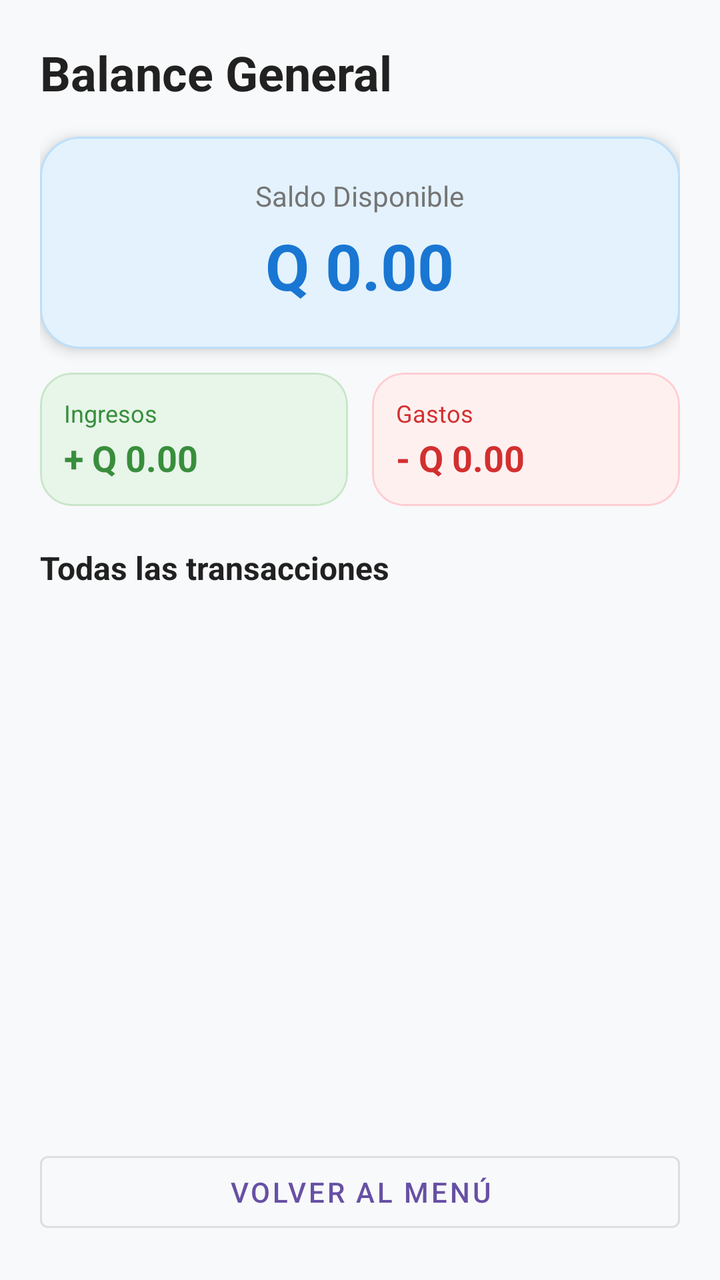
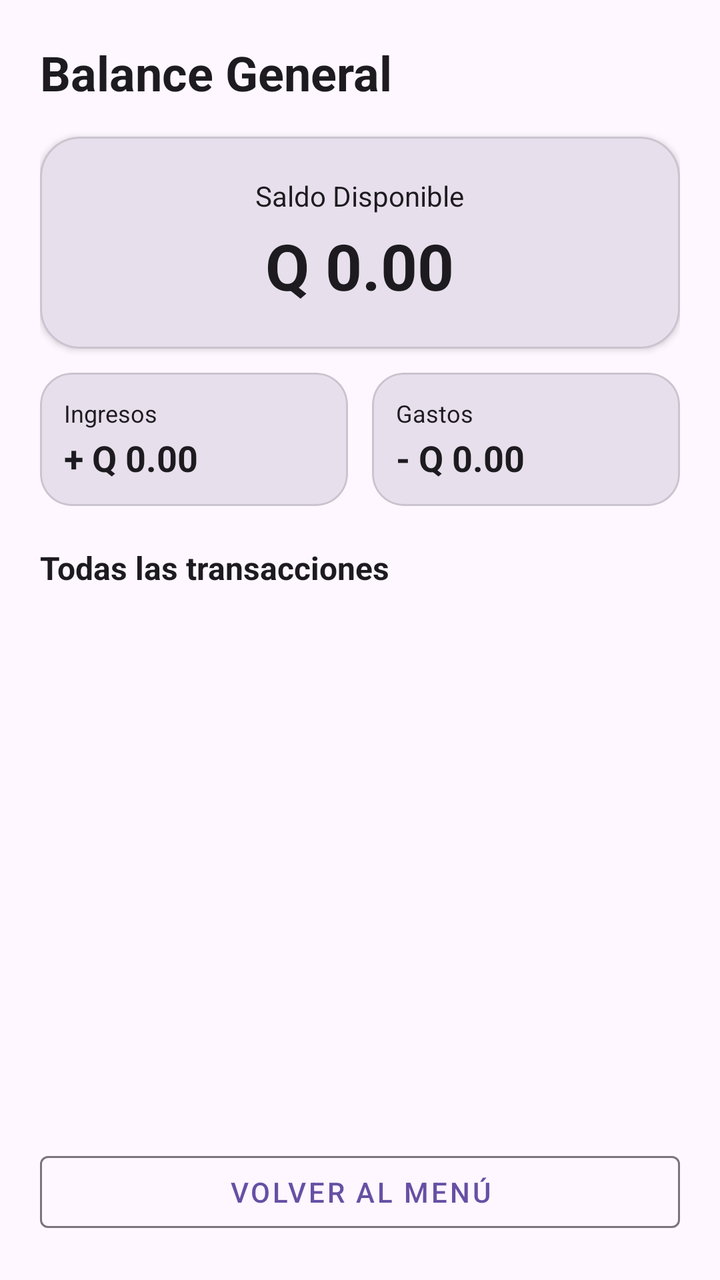

Compare the two renders of this Android layout. The source of the first and the diff that turns it into the second are given below.
<!-- AndroidManifest.xml: application theme Theme.GestionIngresoGasto -->
<!-- res/layout/activity_balance.xml -->
<?xml version="1.0" encoding="utf-8"?>
<LinearLayout
    xmlns:android="http://schemas.android.com/apk/res/android"
    xmlns:app="http://schemas.android.com/apk/res-auto"
    xmlns:tools="http://schemas.android.com/tools"
    android:id="@+id/main"
    android:layout_width="match_parent"
    android:layout_height="match_parent"
    android:orientation="vertical"
    android:padding="20dp"
    android:background="@color/background_app"
    tools:context=".ui.BalanceActivity">

    <TextView
        android:layout_width="match_parent"
        android:layout_height="wrap_content"
        android:text="Balance General"
        android:textSize="24sp"
        android:textStyle="bold"
        android:textColor="@color/texto_titulo" />

    <com.google.android.material.card.MaterialCardView
        android:id="@+id/cardSaldo"
        android:layout_width="match_parent"
        android:layout_height="wrap_content"
        android:layout_marginTop="16dp"
        app:cardCornerRadius="20dp"
        app:cardElevation="4dp"
        app:cardBackgroundColor="@color/balance_fondo"
        app:strokeColor="@color/balance_borde"
        app:strokeWidth="1dp">

        <LinearLayout
            android:layout_width="match_parent"
            android:layout_height="wrap_content"
            android:orientation="vertical"
            android:padding="20dp"
            android:gravity="center">

            <TextView
                android:layout_width="wrap_content"
                android:layout_height="wrap_content"
                android:text="Saldo Disponible"
                android:textSize="14sp"
                android:textColor="@color/texto_subtitulo" />

            <TextView
                android:id="@+id/tvSaldoTotal"
                android:layout_width="wrap_content"
                android:layout_height="wrap_content"
                android:text="Q 0.00"
                android:textSize="32sp"
                android:textStyle="bold"
                android:textColor="@color/balance_primario"
                android:layout_marginTop="4dp" />
        </LinearLayout>
    </com.google.android.material.card.MaterialCardView>


    <LinearLayout
        android:layout_width="match_parent"
        android:layout_height="wrap_content"
        android:orientation="horizontal"
        android:layout_marginTop="12dp">

        <com.google.android.material.card.MaterialCardView
            android:layout_width="0dp"
            android:layout_height="wrap_content"
            android:layout_weight="1"
            android:layout_marginEnd="6dp"
            app:cardCornerRadius="16dp"
            app:cardBackgroundColor="@color/ingreso_fondo"
            app:strokeColor="@color/ingreso_borde"
            app:strokeWidth="1dp">

            <LinearLayout
                android:layout_width="match_parent"
                android:layout_height="wrap_content"
                android:orientation="vertical"
                android:padding="12dp">

                <TextView
                    android:layout_width="wrap_content"
                    android:layout_height="wrap_content"
                    android:text="Ingresos"
                    android:textSize="12sp"
                    android:textColor="@color/ingreso_primario" />

                <TextView
                    android:id="@+id/tvTotalIngresos"
                    android:layout_width="wrap_content"
                    android:layout_height="wrap_content"
                    android:text="+ Q 0.00"
                    android:textSize="18sp"
                    android:textStyle="bold"
                    android:textColor="@color/ingreso_primario"
                    android:layout_marginTop="2dp" />
            </LinearLayout>
        </com.google.android.material.card.MaterialCardView>

        <com.google.android.material.card.MaterialCardView
            android:layout_width="0dp"
            android:layout_height="wrap_content"
            android:layout_weight="1"
            android:layout_marginStart="6dp"
            app:cardCornerRadius="16dp"
            app:cardBackgroundColor="@color/gasto_fondo"
            app:strokeColor="@color/gasto_borde"
            app:strokeWidth="1dp">

            <LinearLayout
                android:layout_width="match_parent"
                android:layout_height="wrap_content"
                android:orientation="vertical"
                android:padding="12dp">

                <TextView
                    android:layout_width="wrap_content"
                    android:layout_height="wrap_content"
                    android:text="Gastos"
                    android:textSize="12sp"
                    android:textColor="@color/gasto_primario" />

                <TextView
                    android:id="@+id/tvTotalGastos"
                    android:layout_width="wrap_content"
                    android:layout_height="wrap_content"
                    android:text="- Q 0.00"
                    android:textSize="18sp"
                    android:textStyle="bold"
                    android:textColor="@color/gasto_primario"
                    android:layout_marginTop="2dp" />
            </LinearLayout>
        </com.google.android.material.card.MaterialCardView>
    </LinearLayout>

    <TextView
        android:layout_width="match_parent"
        android:layout_height="wrap_content"
        android:text="Todas las transacciones"
        android:textSize="16sp"
        android:textStyle="bold"
        android:textColor="@color/texto_titulo"
        android:layout_marginTop="20dp" />

    <androidx.recyclerview.widget.RecyclerView
        android:id="@+id/rvTransacciones"
        android:layout_width="match_parent"
        android:layout_height="0dp"
        android:layout_weight="1"
        android:layout_marginTop="8dp" />

    <com.google.android.material.button.MaterialButton
        android:id="@+id/btnVolverMenu"
        style="@style/Widget.MaterialComponents.Button.OutlinedButton"
        android:layout_width="match_parent"
        android:layout_height="wrap_content"
        android:minHeight="48dp"
        android:layout_marginTop="8dp"
        android:text="Volver al menú" />

</LinearLayout>
<!-- resources referenced by this layout -->
<resources>
  <color name="background_app">#F8F9FA</color>
  <color name="balance_borde">#BBDEFB</color>
  <color name="balance_fondo">#E3F2FD</color>
  <color name="balance_primario">#1976D2</color>
  <color name="gasto_borde">#FFCDD2</color>
  <color name="gasto_fondo">#FFF0F0</color>
  <color name="gasto_primario">#D32F2F</color>
  <color name="ingreso_borde">#C8E6C9</color>
  <color name="ingreso_fondo">#E8F5E9</color>
  <color name="ingreso_primario">#388E3C</color>
  <color name="texto_subtitulo">#757575</color>
  <color name="texto_titulo">#212121</color>
  <style name="Theme.GestionIngresoGasto" parent="Base.Theme.GestionIngresoGasto" />
  <style name="Base.Theme.GestionIngresoGasto" parent="Theme.Material3.DayNight.NoActionBar">
          
          
      </style>
</resources>

<!-- the commit's change to res/layout/activity_balance.xml (unified diff, before → after) -->
@@ -8,26 +8,28 @@
     android:layout_height="match_parent"
     android:orientation="vertical"
     android:padding="20dp"
-    android:background="@color/background_app"
+    android:background="?attr/colorSurface"
     tools:context=".ui.BalanceActivity">
 
+    
     <TextView
         android:layout_width="match_parent"
         android:layout_height="wrap_content"
         android:text="Balance General"
         android:textSize="24sp"
         android:textStyle="bold"
-        android:textColor="@color/texto_titulo" />
+        android:textColor="?attr/colorOnSurface" />
 
+    
     <com.google.android.material.card.MaterialCardView
         android:id="@+id/cardSaldo"
         android:layout_width="match_parent"
         android:layout_height="wrap_content"
         android:layout_marginTop="16dp"
         app:cardCornerRadius="20dp"
-        app:cardElevation="4dp"
-        app:cardBackgroundColor="@color/balance_fondo"
-        app:strokeColor="@color/balance_borde"
+        app:cardElevation="2dp"
+        app:cardBackgroundColor="?attr/colorSurfaceVariant"
+        app:strokeColor="?attr/colorOutlineVariant"
         app:strokeWidth="1dp">
 
         <LinearLayout
@@ -42,35 +44,38 @@
                 android:layout_height="wrap_content"
                 android:text="Saldo Disponible"
                 android:textSize="14sp"
-                android:textColor="@color/texto_subtitulo" />
+                android:textColor="?attr/colorOnSurface" />
 
             <TextView
                 android:id="@+id/tvSaldoTotal"
                 android:layout_width="wrap_content"
                 android:layout_height="wrap_content"
+                android:layout_marginTop="4dp"
                 android:text="Q 0.00"
                 android:textSize="32sp"
                 android:textStyle="bold"
-                android:textColor="@color/balance_primario"
-                android:layout_marginTop="4dp" />
+                android:textColor="?attr/colorOnSurface" />
+
         </LinearLayout>
     </com.google.android.material.card.MaterialCardView>
 
-
+    
     <LinearLayout
         android:layout_width="match_parent"
         android:layout_height="wrap_content"
         android:orientation="horizontal"
         android:layout_marginTop="12dp">
 
+        
         <com.google.android.material.card.MaterialCardView
             android:layout_width="0dp"
             android:layout_height="wrap_content"
             android:layout_weight="1"
             android:layout_marginEnd="6dp"
             app:cardCornerRadius="16dp"
-            app:cardBackgroundColor="@color/ingreso_fondo"
-            app:strokeColor="@color/ingreso_borde"
+            app:cardElevation="0dp"
+            app:cardBackgroundColor="?attr/colorSurfaceVariant"
+            app:strokeColor="?attr/colorOutlineVariant"
             app:strokeWidth="1dp">
 
             <LinearLayout
@@ -84,28 +89,31 @@
                     android:layout_height="wrap_content"
                     android:text="Ingresos"
                     android:textSize="12sp"
-                    android:textColor="@color/ingreso_primario" />
+                    android:textColor="?attr/colorOnSurface" />
 
                 <TextView
                     android:id="@+id/tvTotalIngresos"
                     android:layout_width="wrap_content"
                     android:layout_height="wrap_content"
+                    android:layout_marginTop="2dp"
                     android:text="+ Q 0.00"
                     android:textSize="18sp"
                     android:textStyle="bold"
-                    android:textColor="@color/ingreso_primario"
-                    android:layout_marginTop="2dp" />
+                    android:textColor="?attr/colorOnSurface" />
+
             </LinearLayout>
         </com.google.android.material.card.MaterialCardView>
 
+        
         <com.google.android.material.card.MaterialCardView
             android:layout_width="0dp"
             android:layout_height="wrap_content"
             android:layout_weight="1"
             android:layout_marginStart="6dp"
             app:cardCornerRadius="16dp"
-            app:cardBackgroundColor="@color/gasto_fondo"
-            app:strokeColor="@color/gasto_borde"
+            app:cardElevation="0dp"
+            app:cardBackgroundColor="?attr/colorSurfaceVariant"
+            app:strokeColor="?attr/colorOutlineVariant"
             app:strokeWidth="1dp">
 
             <LinearLayout
@@ -119,37 +127,42 @@
                     android:layout_height="wrap_content"
                     android:text="Gastos"
                     android:textSize="12sp"
-                    android:textColor="@color/gasto_primario" />
+                    android:textColor="?attr/colorOnSurface" />
 
                 <TextView
                     android:id="@+id/tvTotalGastos"
                     android:layout_width="wrap_content"
                     android:layout_height="wrap_content"
+                    android:layout_marginTop="2dp"
                     android:text="- Q 0.00"
                     android:textSize="18sp"
                     android:textStyle="bold"
-                    android:textColor="@color/gasto_primario"
-                    android:layout_marginTop="2dp" />
+                    android:textColor="?attr/colorOnSurface" />
+
             </LinearLayout>
         </com.google.android.material.card.MaterialCardView>
+
     </LinearLayout>
 
+    
     <TextView
         android:layout_width="match_parent"
         android:layout_height="wrap_content"
+        android:layout_marginTop="20dp"
         android:text="Todas las transacciones"
         android:textSize="16sp"
         android:textStyle="bold"
-        android:textColor="@color/texto_titulo"
-        android:layout_marginTop="20dp" />
+        android:textColor="?attr/colorOnSurface" />
 
     <androidx.recyclerview.widget.RecyclerView
         android:id="@+id/rvTransacciones"
         android:layout_width="match_parent"
         android:layout_height="0dp"
         android:layout_weight="1"
-        android:layout_marginTop="8dp" />
+        android:layout_marginTop="8dp"
+        android:background="@android:color/transparent" />
 
+    
     <com.google.android.material.button.MaterialButton
         android:id="@+id/btnVolverMenu"
         style="@style/Widget.MaterialComponents.Button.OutlinedButton"
@@ -157,6 +170,8 @@
         android:layout_height="wrap_content"
         android:minHeight="48dp"
         android:layout_marginTop="8dp"
-        android:text="Volver al menú" />
+        android:text="Volver al menú"
+        android:textColor="?attr/colorPrimary"
+        app:strokeColor="?attr/colorOutline" />
 
 </LinearLayout>
<!-- resource entries referenced after the edit -->
@@ -1,17 +1,5 @@
 <!-- resources referenced by this layout -->
 <resources>
-  <color name="background_app">#F8F9FA</color>
-  <color name="balance_borde">#BBDEFB</color>
-  <color name="balance_fondo">#E3F2FD</color>
-  <color name="balance_primario">#1976D2</color>
-  <color name="gasto_borde">#FFCDD2</color>
-  <color name="gasto_fondo">#FFF0F0</color>
-  <color name="gasto_primario">#D32F2F</color>
-  <color name="ingreso_borde">#C8E6C9</color>
-  <color name="ingreso_fondo">#E8F5E9</color>
-  <color name="ingreso_primario">#388E3C</color>
-  <color name="texto_subtitulo">#757575</color>
-  <color name="texto_titulo">#212121</color>
   <style name="Theme.GestionIngresoGasto" parent="Base.Theme.GestionIngresoGasto" />
   <style name="Base.Theme.GestionIngresoGasto" parent="Theme.Material3.DayNight.NoActionBar">
           
